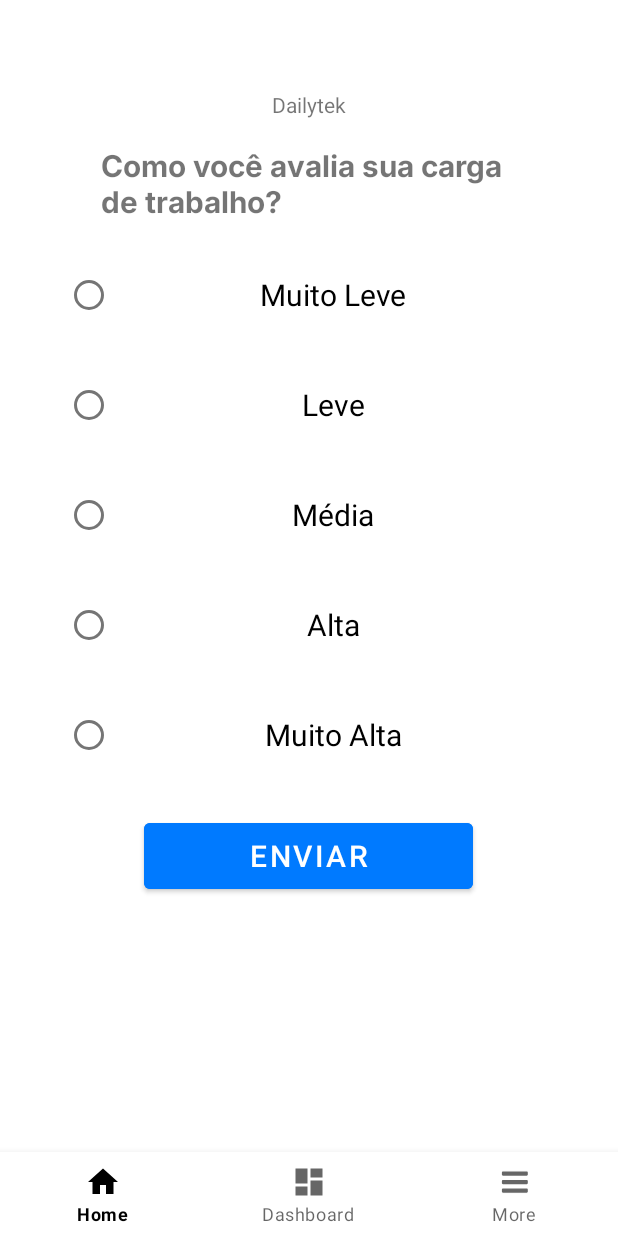
After one commit to frpedro/daily-tek, an Android app: the Forms screen opened through its navigation route, on a phone screen of 412 x 824 dp. The commit adds this screen. Run offline under Robolectric (Android 15) with nearby library versions, the phone set to English and light mode, and no system bars; our stand-ins replace navigation-ui.

Commit message:
telas forms feitas

```diff
--- /dev/null
+++ b/app/src/main/java/br/dev/henry/dailytek/ui/forms/Forms.kt
@@ -0,0 +1,31 @@
+package br.dev.henry.dailytek.ui.forms
+
+import androidx.fragment.app.viewModels
+import android.os.Bundle
+import androidx.fragment.app.Fragment
+import android.view.LayoutInflater
+import android.view.View
+import android.view.ViewGroup
+import br.dev.henry.dailytek.R
+
+class Forms : Fragment() {
+
+    companion object {
+        fun newInstance() = Forms()
+    }
+
+    private val viewModel: FormsViewModel by viewModels()
+
+    override fun onCreate(savedInstanceState: Bundle?) {
+        super.onCreate(savedInstanceState)
+
+        // TODO: Use the ViewModel
+    }
+
+    override fun onCreateView(
+        inflater: LayoutInflater, container: ViewGroup?,
+        savedInstanceState: Bundle?
+    ): View {
+        return inflater.inflate(R.layout.fragment_forms, container, false)
+    }
+}
--- /dev/null
+++ b/app/src/main/res/layout/fragment_forms.xml
@@ -0,0 +1,124 @@
+<?xml version="1.0" encoding="utf-8"?>
+<androidx.constraintlayout.widget.ConstraintLayout xmlns:android="http://schemas.android.com/apk/res/android"
+    xmlns:app="http://schemas.android.com/apk/res-auto"
+    xmlns:tools="http://schemas.android.com/tools"
+    android:layout_width="match_parent"
+    android:layout_height="match_parent"
+    tools:context=".ui.forms.Forms">
+
+    <TextView
+        android:id="@+id/textView6"
+        android:layout_width="wrap_content"
+        android:layout_height="wrap_content"
+        android:layout_marginTop="4dp"
+        android:text="Dailytek"
+        android:textSize="14sp"
+        app:layout_constraintEnd_toStartOf="@+id/guideline14"
+        app:layout_constraintStart_toStartOf="@+id/guideline13"
+        app:layout_constraintTop_toTopOf="parent" />
+
+    <androidx.constraintlayout.widget.Guideline
+        android:id="@+id/guideline13"
+        android:layout_width="wrap_content"
+        android:layout_height="wrap_content"
+        android:orientation="vertical"
+        app:layout_constraintGuide_percent="0.1" />
+
+    <androidx.constraintlayout.widget.Guideline
+        android:id="@+id/guideline14"
+        android:layout_width="wrap_content"
+        android:layout_height="wrap_content"
+        android:orientation="vertical"
+        app:layout_constraintGuide_percent="0.9" />
+
+    <androidx.constraintlayout.widget.Guideline
+        android:id="@+id/guideline15"
+        android:layout_width="wrap_content"
+        android:layout_height="wrap_content"
+        android:orientation="horizontal"
+        app:layout_constraintGuide_percent="0.1" />
+
+    <TextView
+        android:id="@+id/textView7"
+        android:layout_width="271dp"
+        android:layout_height="50dp"
+        android:layout_marginTop="16dp"
+        android:fontFamily="@font/bold_inter"
+        android:text="Como você avalia sua carga de trabalho? "
+        android:textSize="20sp"
+        app:layout_constraintEnd_toStartOf="@+id/guideline14"
+        app:layout_constraintHorizontal_bias="0.454"
+        app:layout_constraintStart_toStartOf="@+id/guideline13"
+        app:layout_constraintTop_toBottomOf="@+id/textView6" />
+
+    <RadioGroup
+        android:id="@+id/radioGroup"
+        android:layout_width="326dp"
+        android:layout_height="342dp"
+        android:layout_marginTop="40dp"
+        app:layout_constraintEnd_toStartOf="@+id/guideline14"
+        app:layout_constraintStart_toStartOf="@+id/guideline13"
+        app:layout_constraintTop_toTopOf="@+id/guideline15">
+
+        <RadioButton
+            android:id="@+id/optionEveryDay"
+            android:layout_width="match_parent"
+            android:layout_height="wrap_content"
+            android:text="Muito Leve"
+            android:textAlignment="center"
+            android:textSize="20sp" />
+
+        <RadioButton
+            android:id="@+id/optionFewTimesWeek"
+            android:layout_width="match_parent"
+            android:layout_height="wrap_content"
+            android:layout_marginTop="25dp"
+            android:text="Leve"
+            android:textAlignment="center"
+            android:textSize="20sp" />
+
+        <RadioButton
+            android:id="@+id/optionOnceWeek"
+            android:layout_width="match_parent"
+            android:layout_height="wrap_content"
+            android:layout_marginTop="25dp"
+            android:checked="false"
+            android:text="Média"
+            android:textAlignment="center"
+            android:textSize="20sp" />
+
+        <RadioButton
+            android:id="@+id/optionFewTimesMonth"
+            android:layout_width="match_parent"
+            android:layout_height="wrap_content"
+            android:layout_marginTop="25dp"
+            android:checked="false"
+            android:text="Alta"
+            android:textAlignment="center"
+            android:textSize="20sp" />
+
+        <RadioButton
+            android:id="@+id/optionOnceMonth"
+            android:layout_width="match_parent"
+            android:layout_height="wrap_content"
+            android:layout_marginTop="25dp"
+            android:text="Muito Alta"
+            android:textAlignment="center"
+            android:textSize="20sp" />
+
+    </RadioGroup>
+
+    <Button
+        android:id="@+id/btnNext"
+        android:layout_width="219dp"
+        android:layout_height="56dp"
+        android:layout_marginTop="28dp"
+        android:backgroundTint="#007AFF"
+        android:text="Enviar"
+        android:textColor="#FFFFFF"
+        android:textSize="20sp"
+        app:layout_constraintEnd_toStartOf="@+id/guideline14"
+        app:layout_constraintHorizontal_bias="0.496"
+        app:layout_constraintStart_toStartOf="@+id/guideline13"
+        app:layout_constraintTop_toBottomOf="@+id/radioGroup" />
+</androidx.constraintlayout.widget.ConstraintLayout>
--- a/app/src/main/res/navigation/mobile_navigation.xml
+++ b/app/src/main/res/navigation/mobile_navigation.xml
@@ -27,5 +27,9 @@
         android:name="br.dev.henry.dailytek.ui.advancedchart.AdvancedChartFragment"
         android:label="Gráfico Avançado"
         tools:layout="@layout/fragment_advanced_chart" />
+    <fragment
+        android:id="@+id/navigation_forms"
+        android:name="br.dev.henry.dailytek.ui.forms.Forms"
+        tools:layout="@layout/fragment_forms" />
 
 </navigation>
--- a/gradle/libs.versions.toml
+++ b/gradle/libs.versions.toml
@@ -12,6 +12,8 @@ lifecycleLivedataKtx = "2.9.0"
 lifecycleViewmodelKtx = "2.9.0"
 navigationFragmentKtx = "2.6.0"
 navigationUiKtx = "2.6.0"
+legacySupportV4 = "1.0.0"
+fragmentKtx = "1.5.6"
 
 [libraries]
 androidx-core-ktx = { group = "androidx.core", name = "core-ktx", version.ref = "coreKtx" }
@@ -25,6 +27,8 @@ androidx-lifecycle-livedata-ktx = { group = "androidx.lifecycle", name = "lifecy
 androidx-lifecycle-viewmodel-ktx = { group = "androidx.lifecycle", name = "lifecycle-viewmodel-ktx", version.ref = "lifecycleViewmodelKtx" }
 androidx-navigation-fragment-ktx = { group = "androidx.navigation", name = "navigation-fragment-ktx", version.ref = "navigationFragmentKtx" }
 androidx-navigation-ui-ktx = { group = "androidx.navigation", name = "navigation-ui-ktx", version.ref = "navigationUiKtx" }
+androidx-legacy-support-v4 = { group = "androidx.legacy", name = "legacy-support-v4", version.ref = "legacySupportV4" }
+androidx-fragment-ktx = { group = "androidx.fragment", name = "fragment-ktx", version.ref = "fragmentKtx" }
 
 [plugins]
 android-application = { id = "com.android.application", version.ref = "agp" }
```
Also changed, not shown: app/src/main/java/br/dev/henry/dailytek/ui/foms2/Forms2.kt (added, +31 -0 lines), app/src/main/java/br/dev/henry/dailytek/ui/foms2/Forms2ViewModel.kt (added, +7 -0 lines), app/src/main/java/br/dev/henry/dailytek/ui/forms/FormsViewModel.kt (added, +7 -0 lines), app/src/main/java/br/dev/henry/dailytek/ui/forms3/Forms3.kt (added, +31 -0 lines), app/src/main/java/br/dev/henry/dailytek/ui/forms3/Forms3ViewModel.kt (added, +7 -0 lines), app/src/main/java/br/dev/henry/dailytek/ui/forms4/Forms4.kt (added, +31 -0 lines), app/src/main/java/br/dev/henry/dailytek/ui/forms4/Forms4ViewModel.kt (added, +7 -0 lines), app/src/main/res/layout/fragment_forms2.xml (added, +120 -0 lines), app/src/main/res/layout/fragment_forms3.xml (added, +119 -0 lines), app/src/main/res/layout/fragment_forms4.xml (added, +129 -0 lines).
